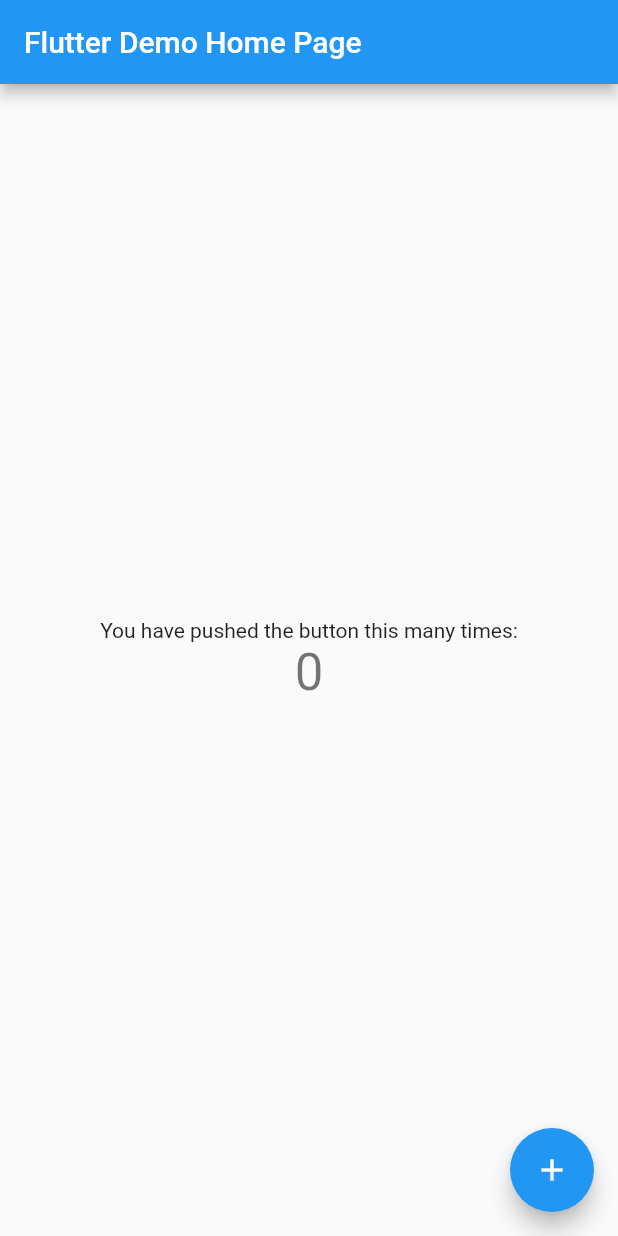
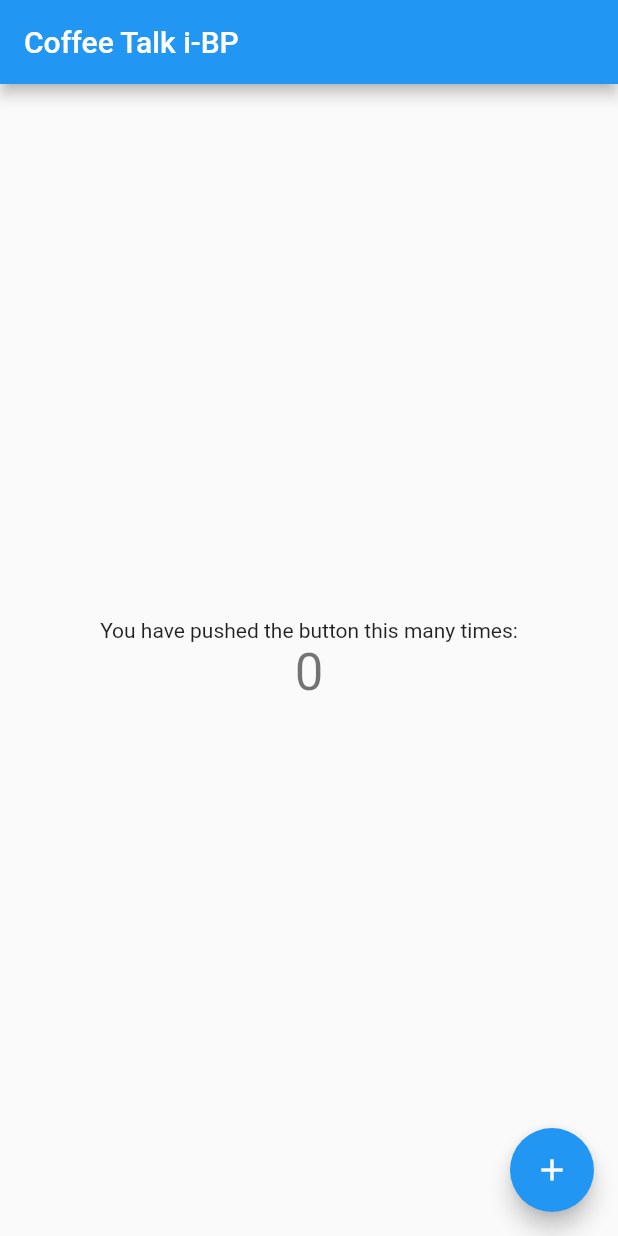
Before and after one commit to bwnyasse/coffee_talk_ibp, a Flutter app: the screen it shows after launch, on a phone screen of 412 x 824 dp. Run offline on Flutter 3.47's test engine with Material 2 defaults, Android fonts, the phone set to English and light mode, and no system bars.

Commit message:
Step2 - TODO

```diff
--- a/lib/src/app.dart
+++ b/lib/src/app.dart
@@ -1,27 +1,15 @@
-
 import 'package:coffee_talk_ibp/src/views/home.dart';
 import 'package:flutter/material.dart';
 
 class MyApp extends StatelessWidget {
-  // This widget is the root of your application.
   @override
   Widget build(BuildContext context) {
     return MaterialApp(
       title: 'Flutter Demo',
       theme: ThemeData(
-        // This is the theme of your application.
-        //
-        // Try running your application with "flutter run". You'll see the
-        // application has a blue toolbar. Then, without quitting the app, try
-        // changing the primarySwatch below to Colors.green and then invoke
-        // "hot reload" (press "r" in the console where you ran "flutter run",
-        // or simply save your changes to "hot reload" in a Flutter IDE).
-        // Notice that the counter didn't reset back to zero; the application
-        // is not restarted.
         primarySwatch: Colors.blue,
       ),
-      //TODO: Update Title ->  Coffee Talk i-BP
-      home: MyHomePage(title: 'Flutter Demo Home Page'),
+      home: MyHomePage(title: 'Coffee Talk i-BP'),
     );
   }
 }
--- a/lib/src/views/home.dart
+++ b/lib/src/views/home.dart
@@ -1,17 +1,7 @@
-
 import 'package:flutter/material.dart';
 
 class MyHomePage extends StatefulWidget {
   MyHomePage({Key key, this.title}) : super(key: key);
-
-  // This widget is the home page of your application. It is stateful, meaning
-  // that it has a State object (defined below) that contains fields that affect
-  // how it looks.
-
-  // This class is the configuration for the state. It holds the values (in this
-  // case the title) provided by the parent (in this case the App widget) and
-  // used by the build method of the State. Fields in a Widget subclass are
-  // always marked "final".
 
   final String title;
 
@@ -20,51 +10,34 @@ class MyHomePage extends StatefulWidget {
 }
 
 class _MyHomePageState extends State<MyHomePage> {
+  final List<String> entries = <String>['A', 'B', 'C'];
+  final List<int> colorCodes = <int>[600, 500, 100];
+
+  //TODO: 1- Remove increment Counter
   int _counter = 0;
-
   void _incrementCounter() {
     setState(() {
-      // This call to setState tells the Flutter framework that something has
-      // changed in this State, which causes it to rerun the build method below
-      // so that the display can reflect the updated values. If we changed
-      // _counter without calling setState(), then the build method would not be
-      // called again, and so nothing would appear to happen.
       _counter++;
     });
   }
 
   @override
   Widget build(BuildContext context) {
-    // This method is rerun every time setState is called, for instance as done
-    // by the _incrementCounter method above.
-    //
-    // The Flutter framework has been optimized to make rerunning build methods
-    // fast, so that you can just rebuild anything that needs updating rather
-    // than having to individually change instances of widgets.
     return Scaffold(
       appBar: AppBar(
-        // Here we take the value from the MyHomePage object that was created by
-        // the App.build method, and use it to set our appbar title.
         title: Text(widget.title),
       ),
+
+      //TODO: 2- Remove Floating Action Button
+      floatingActionButton: FloatingActionButton(
+        onPressed: _incrementCounter,
+        tooltip: 'Increment',
+        child: Icon(Icons.add),
+      ),
+
+      //TODO: 3- Use ListView - https://api.flutter.dev/flutter/widgets/ListView-class.html
       body: Center(
-        // Center is a layout widget. It takes a single child and positions it
-        // in the middle of the parent.
         child: Column(
-          // Column is also a layout widget. It takes a list of children and
-          // arranges them vertically. By default, it sizes itself to fit its
-          // children horizontally, and tries to be as tall as its parent.
-          //
-          // Invoke "debug painting" (press "p" in the console, choose the
-          // "Toggle Debug Paint" action from the Flutter Inspector in Android
-          // Studio, or the "Toggle Debug Paint" command in Visual Studio Code)
-          // to see the wireframe for each widget.
-          //
-          // Column has various properties to control how it sizes itself and
-          // how it positions its children. Here we use mainAxisAlignment to
-          // center the children vertically; the main axis here is the vertical
-          // axis because Columns are vertical (the cross axis would be
-          // horizontal).
           mainAxisAlignment: MainAxisAlignment.center,
           children: <Widget>[
             Text(
@@ -77,11 +50,6 @@ class _MyHomePageState extends State<MyHomePage> {
           ],
         ),
       ),
-      floatingActionButton: FloatingActionButton(
-        onPressed: _incrementCounter,
-        tooltip: 'Increment',
-        child: Icon(Icons.add),
-      ), // This trailing comma makes auto-formatting nicer for build methods.
     );
   }
 }
```
